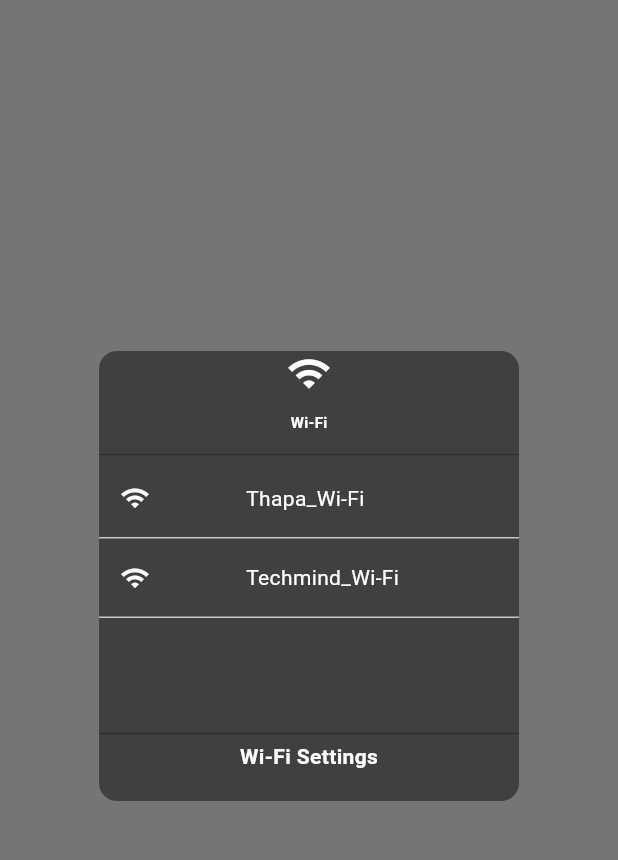
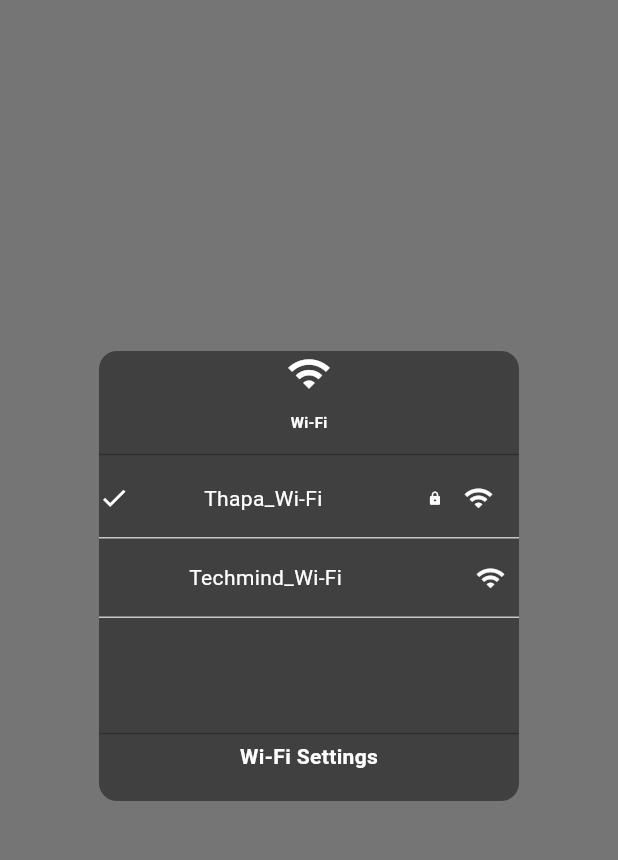
Before and after one commit to findmebyvinay/Wi-Fi-UI, a Flutter app: the screen it shows after launch, on a phone screen of 412 x 824 dp, the part 84-944 px from its top. Run offline on Flutter 3.47's test engine with Material 3 defaults, Android fonts, the phone set to English and light mode, and no system bars.

Commit message:
added new icons

```diff
--- a/lib/homepage.dart
+++ b/lib/homepage.dart
@@ -47,11 +47,14 @@ class _HomePageState extends State<HomePage> {
               Row(
                 mainAxisAlignment:MainAxisAlignment.start,
                 children: [
-               IconButton(onPressed:oonOpenBox, icon:Icon(Icons.wifi,size: 20,color: Colors.white,)),
-                 const SizedBox(width: 50,),
+                   Icon(Icons.check,size:20,color: Colors.white,),
+                   const SizedBox(width: 50,),
                   Text('Thapa_Wi-Fi',style: TextStyle(
                     color: Colors.white
-                  ),)
+                  ),),
+                  const SizedBox(width: 70,),
+                  Icon(Icons.lock,color: Colors.white,size: 10,),
+                    IconButton(onPressed:oonOpenBox, icon:Icon(Icons.wifi,size: 20,color: Colors.white,)),
                 ],
               ),
               Divider(height: 5,),
@@ -59,11 +62,13 @@ class _HomePageState extends State<HomePage> {
               Row(
               mainAxisAlignment: MainAxisAlignment.start,
               children: [
-                IconButton(onPressed: oonOpenBox, icon:Icon(Icons.wifi,size: 20,color: Colors.white,))
-                  ,const SizedBox(width: 50,),
+                const SizedBox(width: 60,),
                   Text('Techmind_Wi-Fi',style: TextStyle(
                     color: Colors.white
                   ),),
+                  const SizedBox(width: 75,),
+                   IconButton(onPressed: oonOpenBox, icon:Icon(Icons.wifi,size: 20,color: Colors.white,))
+                  ,
 
               ],
               ),
```
